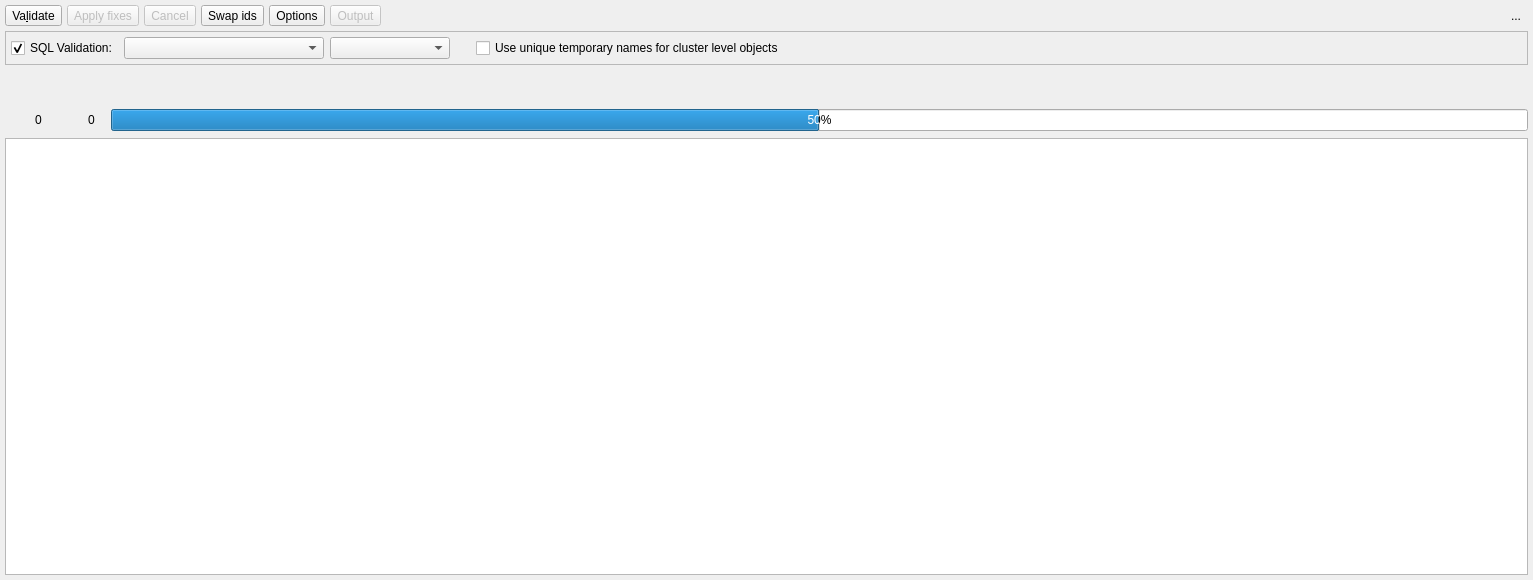
pgmodeler/pgmodeler, file libs/libgui/ui/tools/modelvalidationwidget.ui: the form before one commit.
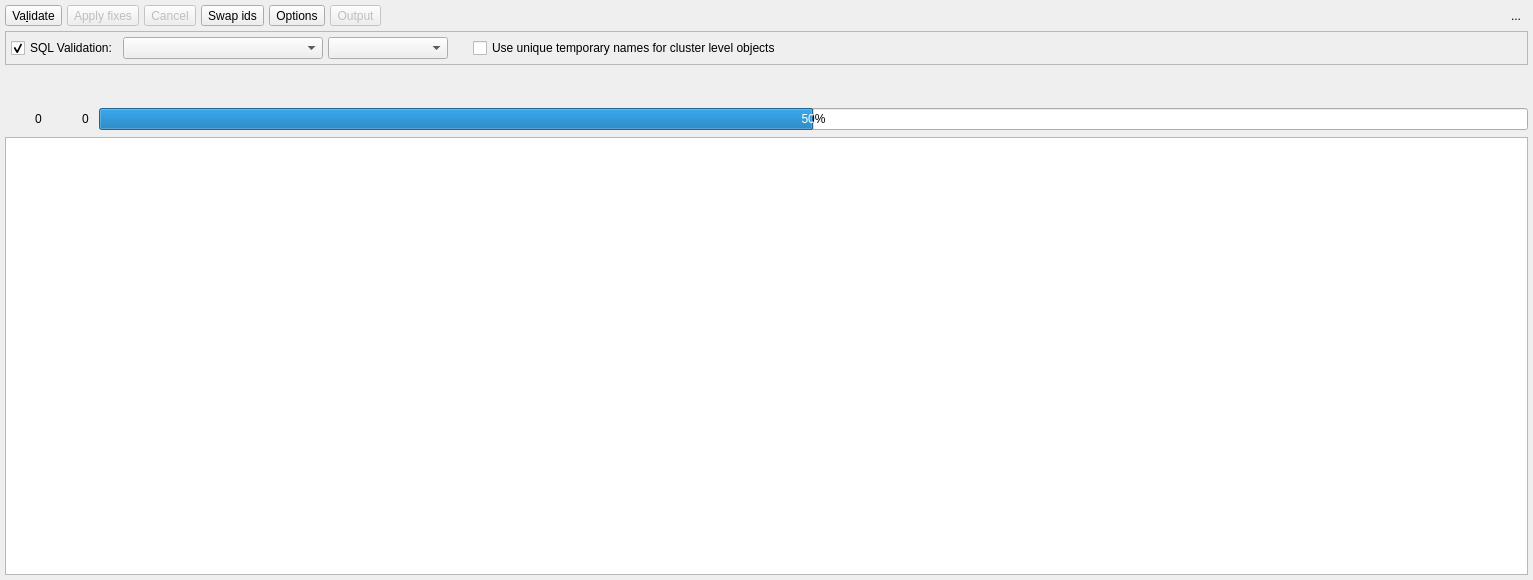
The form after the commit. Icons and pictures are not drawn.

Patch:
```diff
--- a/libs/libgui/ui/tools/modelvalidationwidget.ui
+++ b/libs/libgui/ui/tools/modelvalidationwidget.ui
@@ -346,6 +346,9 @@
       <property name="bottomMargin">
        <number>5</number>
       </property>
+      <property name="spacing">
+       <number>5</number>
+      </property>
       <item row="0" column="5">
        <widget class="QCheckBox" name="use_tmp_names_chk">
         <property name="sizePolicy">
@@ -508,13 +511,16 @@
       <property name="bottomMargin">
        <number>0</number>
       </property>
+      <property name="spacing">
+       <number>5</number>
+      </property>
       <item row="1" column="0">
        <layout class="QHBoxLayout" name="horizontalLayout_2">
         <property name="spacing">
          <number>5</number>
         </property>
         <property name="rightMargin">
-         <number>10</number>
+         <number>5</number>
         </property>
         <item>
          <widget class="QLabel" name="warn_lbl">
@@ -599,7 +605,7 @@
          <number>5</number>
         </property>
         <property name="rightMargin">
-         <number>10</number>
+         <number>5</number>
         </property>
         <item>
          <widget class="QLabel" name="error_lbl">
```
Left out of the diff: 9 changed lines with no effect on the pictures.
